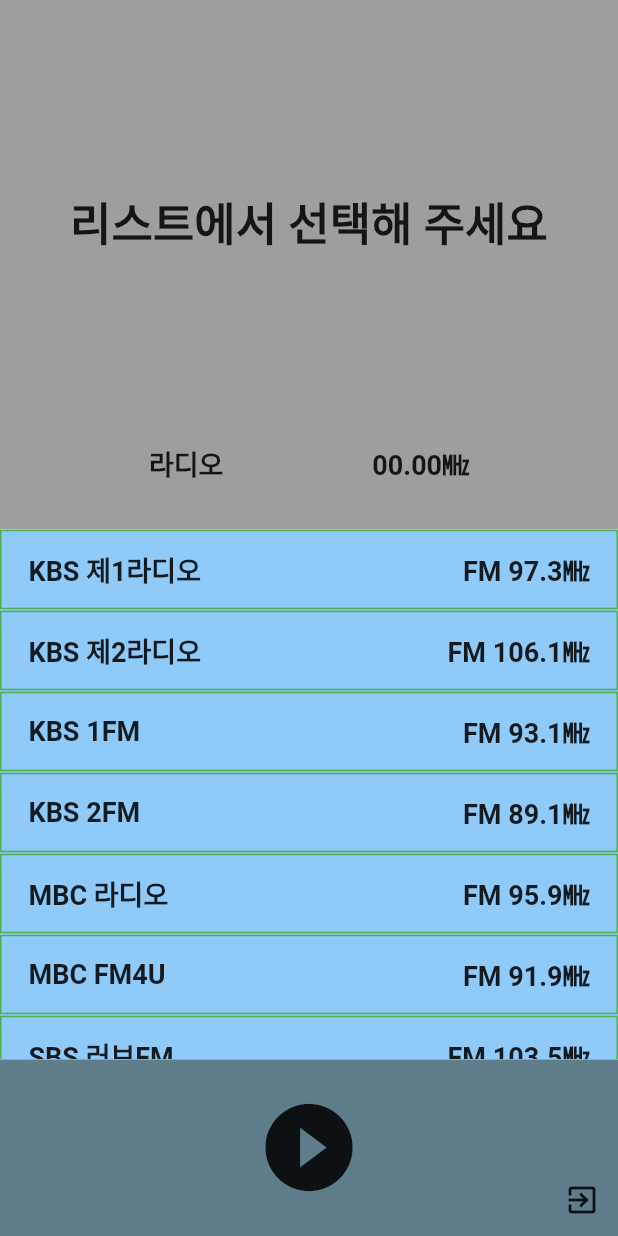
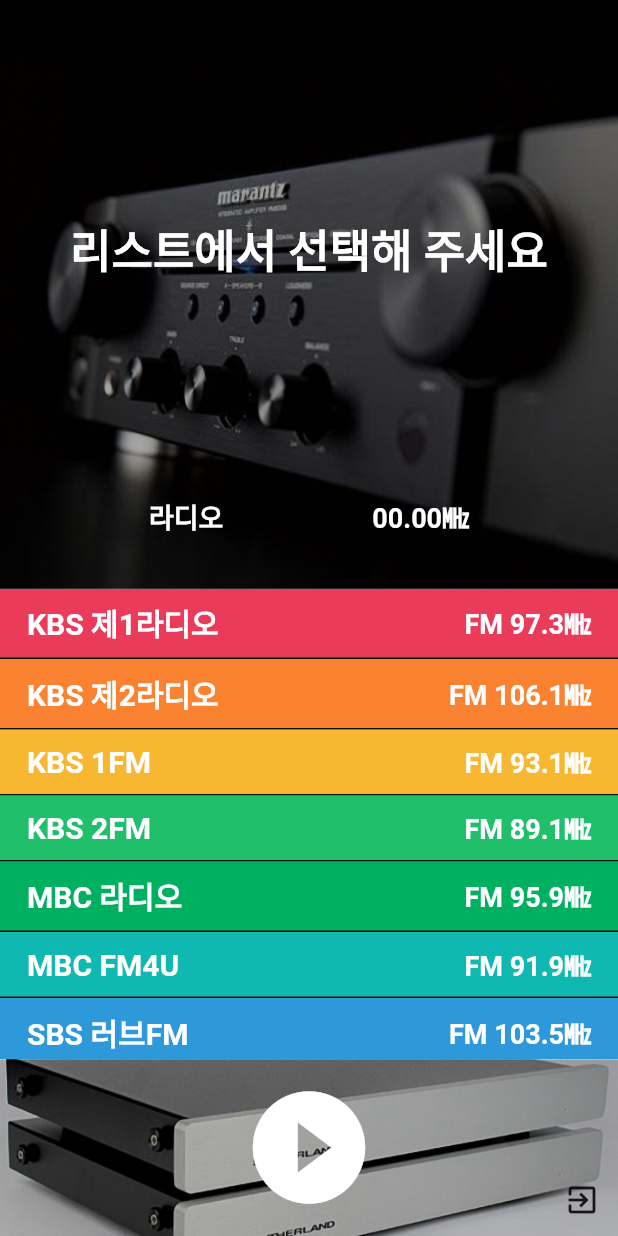
Before and after one commit to pwh9882/webradio_with_flutter, a Flutter app: the screen it shows after launch, after a tap on the "exit to app" icon, on a phone screen of 412 x 824 dp. Run offline on Flutter 3.47's test engine with Material 2 defaults, Android fonts, the phone set to English and light mode, and no system bars; our stand-ins replace audio_service, just_audio; missing offline and left inert: cp949_codec.

Commit message:
일단 돌아가는 버전

```diff
--- a/lib/models/radio_channel.dart
+++ b/lib/models/radio_channel.dart
@@ -1,6 +1,9 @@
+import 'package:flutter/material.dart';
+
 class RadioChannel {
   final String radioChannelTitle, radioFreq, radioType, radioWebSlug;
   String? radioHlsSlug, radioApiSlug;
+  Color? highlightColor;
 
   RadioChannel({
     required this.radioChannelTitle,
@@ -9,6 +12,7 @@
     required this.radioWebSlug,
     this.radioHlsSlug,
     this.radioApiSlug,
+    this.highlightColor,
   });
 }
 // (val radioTitle: String, val radioFreq: String, val radioType: String, val radioWebSlug: String, val radioHlsSlug: String?, val radioApiSlug: String?) {
@@ -24,6 +28,7 @@
           "http://onair.kbs.co.kr/index.html?sname=onair&stype=live&ch_code=21#refresh",
       radioApiSlug:
           "https://cfpwwwapi.kbs.co.kr/api/v1/landing/live/channel_code/21/",
+      highlightColor: const Color(0xFFeb3b5a),
     ),
     RadioChannel(
       radioChannelTitle: "KBS 제2라디오",
@@ -33,6 +38,7 @@
           "http://onair.kbs.co.kr/index.html?sname=onair&stype=live&ch_code=22#refresh",
       radioApiSlug:
           "https://cfpwwwapi.kbs.co.kr/api/v1/landing/live/channel_code/22/",
+      highlightColor: const Color(0xFFfa8231),
     ),
     RadioChannel(
       radioChannelTitle: "KBS 1FM",
@@ -42,6 +48,7 @@
           "http://onair.kbs.co.kr/index.html?sname=onair&stype=live&ch_code=24#refresh",
       radioApiSlug:
           "https://cfpwwwapi.kbs.co.kr/api/v1/landing/live/channel_code/24/",
+      highlightColor: const Color(0xFFf7b731),
     ),
     RadioChannel(
       radioChannelTitle: "KBS 2FM",
@@ -51,6 +58,7 @@
           "http://onair.kbs.co.kr/index.html?sname=onair&stype=live&ch_code=25#refresh",
       radioApiSlug:
           "https://cfpwwwapi.kbs.co.kr/api/v1/landing/live/channel_code/25/",
+      highlightColor: const Color(0xFF20bf6b),
     ),
     RadioChannel(
       radioChannelTitle: "MBC 라디오",
@@ -59,6 +67,7 @@
       radioWebSlug: "http://mini.imbc.com/webapp_v3/mini.html?channel=sfm",
       radioApiSlug:
           "http://miniplay.imbc.com/WebHLS.ashx?channel=sfm&protocol=M3U8",
+      highlightColor: const Color(0xFF00B061),
     ),
     RadioChannel(
       radioChannelTitle: "MBC FM4U",
@@ -67,6 +76,7 @@
       radioWebSlug: "http://mini.imbc.com/webapp_v3/mini.html?channel=mfm",
       radioApiSlug:
           "http://miniplay.imbc.com/WebHLS.ashx?channel=mfm&protocol=M3U8",
+      highlightColor: const Color(0xFF0fb9b1),
     ),
     RadioChannel(
       radioChannelTitle: "SBS 러브FM",
@@ -76,6 +86,7 @@
       radioHlsSlug: null,
       radioApiSlug:
           "http://apis.sbs.co.kr/play-api/1.0/onair/channel/S08?protocol=hls",
+      highlightColor: const Color(0xFF2d98da),
     ),
     RadioChannel(
       radioChannelTitle: "SBS 파워FM",
@@ -85,6 +96,7 @@
       radioHlsSlug: null,
       radioApiSlug:
           "http://apis.sbs.co.kr/play-api/1.0/onair/channel/S07?protocol=hls",
+      highlightColor: const Color(0xFF3867d6),
     ),
     RadioChannel(
       radioChannelTitle: "CBS 음악FM",
@@ -94,6 +106,7 @@
       radioHlsSlug:
           "http://aac.cbs.co.kr/cbs939/definst/cbs939.stream/playlist.m3u8",
       radioApiSlug: null,
+      highlightColor: const Color(0xFF8854d0),
     ),
     RadioChannel(
       radioChannelTitle: "CBS 표준FM",
@@ -103,6 +116,7 @@
       radioHlsSlug:
           "http://aac.cbs.co.kr/cbs981/definst/cbs981.stream/playlist.m3u8",
       radioApiSlug: null,
+      highlightColor: const Color(0xFF4A3A95),
     ),
     RadioChannel(
       radioChannelTitle: "TBS 교통방송",
@@ -111,6 +125,7 @@
       radioWebSlug: "http://tbs.seoul.kr/player/live.do?channelCode=CH_A",
       radioHlsSlug: "http://58.234.158.60:1935/fmlive/myStream/playlist.m3u8",
       radioApiSlug: null,
+      highlightColor: const Color(0xFF4b6584),
     ),
 // Radio(
 // radioTitle: "TBS eFM",
@@ -128,6 +143,7 @@
       radioHlsSlug:
           "http://ebsonair.ebs.co.kr/fmradiofamilypc/familypc1m/playlist.m3u8",
       radioApiSlug: null,
+      highlightColor: const Color(0xFF394454),
     ),
   ];
 }
--- a/lib/screens/home_page.dart
+++ b/lib/screens/home_page.dart
@@ -1,7 +1,10 @@
 import 'dart:async';
+import 'dart:io';
 
 import 'package:audio_service/audio_service.dart';
 import 'package:flutter/material.dart';
+import 'package:flutter/services.dart';
+import 'package:path_provider/path_provider.dart';
 import 'package:webradio_with_flutter/models/radio_channel.dart';
 import 'package:webradio_with_flutter/services/audio_service.dart';
 import 'package:webradio_with_flutter/services/parse_hls_slug.dart';
@@ -25,10 +28,12 @@
   Timer? timer;
   StreamSubscription<PlaybackState>? _playerStateSubscription;
   String? selectedRadioHlsSlug;
-  final artUri = 'https://pub.dev/static/hash-7ce71c4e/img/pub-dev-logo-2x.png';
+  var isSelectedList = [
+    for (var iter = 0; iter < RadioChannelList.radioList.length; iter++) false
+  ];
 
   Uri myImageUri =
-      Uri.parse('package:webradio_with_flutter/images/radio_icon.png');
+      Uri.parse('package:webradio_with_flutter/images/radioIcon.png');
 
   void onPauseButtonClicked() {
     isPlaying = false;
@@ -36,6 +41,19 @@
 
     //_listenToPlaybackState에서 setState 책임짐
     // setState(() {});
+  }
+
+  Future<Uri> getImageFileFromAssets() async {
+    final byteData = await rootBundle.load('images/noti_art.jpeg');
+    final buffer = byteData.buffer;
+    Directory tempDir = await getApplicationDocumentsDirectory();
+
+    String tempPath = tempDir.path;
+    var filePath =
+        '$tempPath/file_01.png'; // file_01.tmp is dump file, can be anything
+    return (await File(filePath).writeAsBytes(
+            buffer.asUint8List(byteData.offsetInBytes, byteData.lengthInBytes)))
+        .uri;
   }
 
   void loadHlsSlugAndPlay() async {
@@ -47,8 +65,10 @@
       id: selectedRadioHlsSlug!,
       album: selectedRadioChannelTitle,
       title: '',
-      // artUri: Uri.parse(artUri),
-      artUri: myImageUri,
+      // artUri: Uri.file('images/radioIcon.png'),
+      artUri: await getImageFileFromAssets(),
+      // artUri: Uri.parse("file:///" "images/radioIcon.png")
+      // artUri: myImageUri,
     );
     widget.audioHandler.clearQueue();
     widget.audioHandler.mediaItem.add(audioItem);
@@ -86,9 +106,14 @@
     }
   }
 
-  void onExitButtonClicked() {
-    // widget.audioHandler.updateCurrentMediaItemTitle('안녕');
-    print(Uri.file('images/radio_icon.png'));
+  void onExitButtonClicked() async {
+    widget.audioHandler.dispose();
+
+    if (Platform.isIOS) {
+      exit(0);
+    } else {
+      SystemNavigator.pop();
+    }
   }
 
   void _listenToPlaybackState() {
@@ -107,6 +132,11 @@
         // widget.audioHandler.seek(Duration.zero);
         widget.audioHandler.pause();
       }
+      if (playbackState.controls[0].label == 'Stop') {
+        onExitButtonClicked();
+        // print("\n\nStop!!!!!\n\n");
+      }
+      // print("\n\n\n${playbackState.controls[0].label}\n\n\n");
       setState(() {});
     });
   }
@@ -122,14 +152,22 @@
     // for (var radio in RadioList.radioList) {
     //   print(parseTitle(radio));
     // }
+    // print(isSelectedList.length);
     _listenToPlaybackState();
     return Scaffold(
       body: Column(children: [
         // 제목 디스플레이
         Flexible(
-          flex: 3,
+          flex: 10,
           child: Container(
-            decoration: const BoxDecoration(color: Colors.grey),
+            decoration: const BoxDecoration(
+              color: Colors.black,
+              image: DecorationImage(
+                fit: BoxFit.cover,
+                image: AssetImage('images/info_background.jpg'),
+                opacity: 0.65,
+              ),
+            ),
             child: Column(
               mainAxisAlignment: MainAxisAlignment.spaceEvenly,
               crossAxisAlignment: CrossAxisAlignment.center,
@@ -143,6 +181,7 @@
                       style: const TextStyle(
                         fontSize: 30,
                         fontWeight: FontWeight.w600,
+                        color: Colors.white,
                       ),
                     ),
                   ),
@@ -154,9 +193,12 @@
                     children: [
                       Text(
                         selectedRadioChannelTitle,
-                        style: const TextStyle(
+                        style: TextStyle(
                           fontSize: 18,
                           fontWeight: FontWeight.w600,
+                          color: selectedRadio == null
+                              ? Colors.white
+                              : selectedRadio!.highlightColor,
                         ),
                       ),
                       Text(
@@ -164,6 +206,7 @@
                         style: const TextStyle(
                           fontSize: 18,
                           fontWeight: FontWeight.w600,
+                          color: Colors.white,
                         ),
                       ),
                     ],
@@ -175,28 +218,35 @@
         ),
         // 리스트뷰 라디오 목록
         Flexible(
-          flex: 3,
-          child: Container(
-            decoration: BoxDecoration(color: Colors.blue.shade200),
+          flex: 8,
           child: ListView.separated(
             padding: EdgeInsets.zero,
             itemCount: RadioChannelList.radioList.length,
             itemBuilder: (context, index) {
               var radio = RadioChannelList.radioList[index];
-                return GestureDetector(
+              return Material(
+                color: isSelectedList[index]
+                    ? Color.lerp(radio.highlightColor, Colors.black, 0.5)
+                    : radio.highlightColor,
+                child: InkWell(
+                  splashColor: Colors.black54,
                   onTap: () {
+                    for (int iter = 0; iter < isSelectedList.length; iter++) {
+                      isSelectedList[iter] = false;
+                    }
+                    isSelectedList[index] = true;
                     selectedRadio = radio;
                     onPlayButtonClicked();
-                    // print(radio.radioTitle);
-
-                    // RadioPlayer.playRadio(radio);
                   },
                   child: Container(
-                    padding: const EdgeInsets.symmetric(
-                        vertical: 12, horizontal: 18),
-                    decoration: BoxDecoration(
-                      border: Border.all(
-                        color: Colors.green,
+                    padding:
+                        const EdgeInsets.symmetric(vertical: 8, horizontal: 18),
+                    decoration: const BoxDecoration(
+                      // color: radio.highlightColor,
+                      border: Border(
+                        bottom: BorderSide(
+                          color: Colors.black,
+                        ),
                       ),
                     ),
                     child: Row(
@@ -204,50 +254,67 @@
                       children: [
                         Text(
                           radio.radioChannelTitle,
-                          style: const TextStyle(
-                            fontSize: 18,
+                          style: TextStyle(
+                            fontSize: 20,
                             fontWeight: FontWeight.w600,
+                            color: isSelectedList[index]
+                                ? Colors.white38
+                                : Colors.white,
                           ),
                         ),
                         Text(
                           radio.radioFreq,
-                          style: const TextStyle(
+                          style: TextStyle(
                             fontSize: 18,
                             fontWeight: FontWeight.w600,
+                            color: isSelectedList[index]
+                                ? Colors.white38
+                                : Colors.white,
                           ),
                         ),
                       ],
                     ),
                   ),
+                ),
               );
             },
             separatorBuilder: (context, index) {
-                return const SizedBox(height: 1);
+              return const SizedBox(height: 0);
             },
-            ),
           ),
         ),
         // 재생버튼
         Flexible(
-          flex: 1,
+          flex: 3,
           child: Container(
-            decoration: const BoxDecoration(color: Colors.blueGrey),
+            decoration: const BoxDecoration(
+              color: Colors.black,
+              image: DecorationImage(
+                fit: BoxFit.cover,
+                image: AssetImage('images/player_background.jpg'),
+                opacity: 0.7,
+              ),
+            ),
             child: Row(
               mainAxisAlignment: MainAxisAlignment.center,
               children: [
-                const Expanded(
-                    child: SizedBox(
-                        // child: Image.asset('images/audio_icon.png'),
+                Expanded(
+                    child: Container(
+                        // child: Image.asset('images/radioIcon.png'),
                         )),
                 Center(
+                  child: Material(
+                    color: Colors.transparent,
                     child: IconButton(
-                      iconSize: 70,
+                        color: Colors.white,
+                        iconSize: 90,
                         onPressed: isPlaying
                             ? onPauseButtonClicked
                             : onPlayButtonClicked,
                         icon: isPlaying
                             ? const Icon(Icons.pause_circle_filled)
                             : const Icon(Icons.play_circle_fill)),
+                  ),
                 ),
                 Expanded(
                   child: Column(
--- a/lib/services/audio_service.dart
+++ b/lib/services/audio_service.dart
@@ -85,7 +85,17 @@
   }
 
   @override
-  Future<void> stop() async {}
+  Future<void> stop() async {
+    // await _player.dispose();
+    // return super.stop();
+    playbackState.add(playbackState.value.copyWith(
+      controls: [MediaControl.stop],
+    ));
+  }
+
+  void dispose() async {
+    await _player.dispose();
+  }
 
   void _notifyAudioHandlerAboutPlaybackEvents() {
     _player.playbackEventStream.listen((PlaybackEvent event) {
@@ -98,7 +108,7 @@
           // MediaControl.skipToNext,
         ],
         systemActions: const {
-          MediaAction.seek,
+          // MediaAction.seek,
         },
         androidCompactActionIndices: const [0],
         processingState: const {
--- a/pubspec.yaml
+++ b/pubspec.yaml
@@ -65,8 +65,8 @@
 
   # To add assets to your application, add an assets section, like this:
   assets:
-    - images/radio_icon.png
-  #   - images/a_dot_burr.jpeg
+    - images/
+    # - images/a_dot_burr.jpeg
   #   - images/a_dot_ham.jpeg
 
   # An image asset can refer to one or more resolution-specific "variants", see
```
Also changed, not shown: lib/models/time_table_tbs.dart (added, +27 -0 lines), lib/services/parse_title.dart (+20 -33 lines), images/info_background.jpg (added), images/noti_art.jpeg (added), images/player_background.jpg (added), images/radioIcon.png (renamed from images/radio_icon.png). Lines whose indentation alone changed are shown as unchanged.
